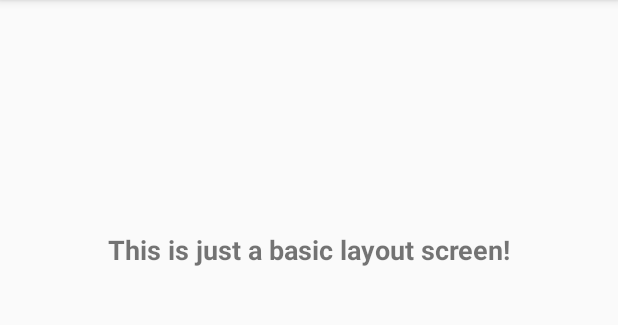
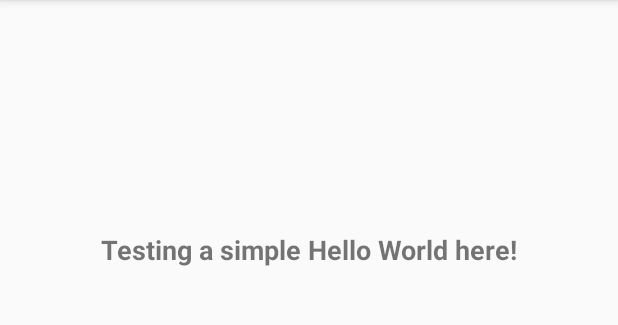
Before and after one commit to MetallicFocus/team_zero_application, an Android app: the screen it shows after launch (MainActivity), on a phone screen of 412 x 824 dp, the part 84-409 px from its top. Run offline under Robolectric (Android 15) with nearby library versions, the phone set to English and light mode, and no system bars.

Commit message:
Testing some simple changes.

```diff
--- a/Android/app/src/main/res/values/strings.xml
+++ b/Android/app/src/main/res/values/strings.xml
@@ -1,4 +1,4 @@
 <resources>
     <string name="app_name"> Team Zero Chat </string>
-    <string name="basic_message"> This is just a basic layout screen! </string>
+    <string name="basic_message"> Testing a simple Hello World here! </string>
 </resources>
```
